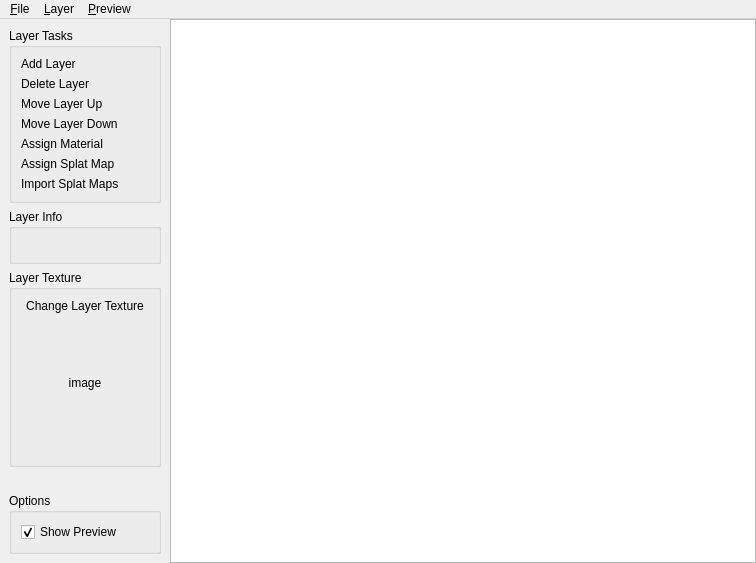
Before: the Qt Designer form dev/Code/Sandbox/Editor/TerrainTexture.ui in aws/lumberyard, drawn with Qt 5.
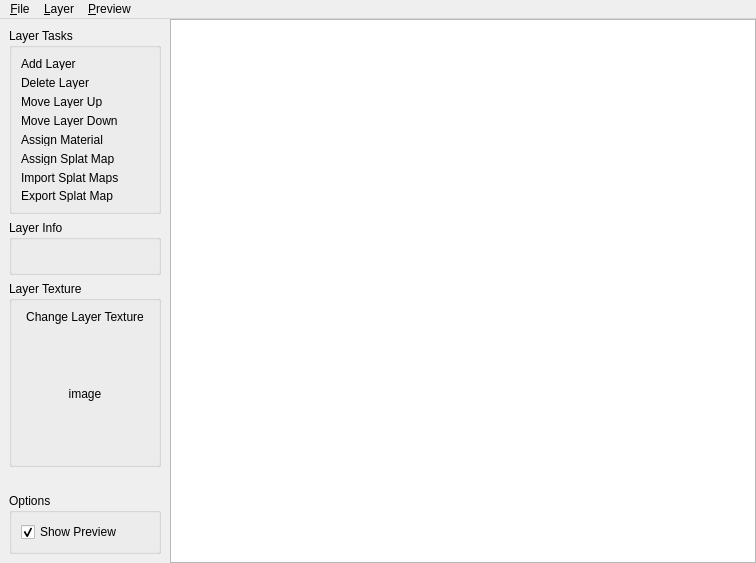
After: the same form once the commit is applied. Custom widgets are drawn as their Qt base class.

```diff
--- a/dev/Code/Sandbox/Editor/TerrainTexture.ui
+++ b/dev/Code/Sandbox/Editor/TerrainTexture.ui
@@ -131,6 +131,13 @@
              </property>
             </widget>
            </item>
+            <item>
+              <widget class="ClickableLabel" name="exportSplatMapClickable">
+                <property name="text">
+                  <string>Export Splat Map</string>
+                </property>
+              </widget>
+            </item>
           </layout>
          </widget>
         </item>
```
